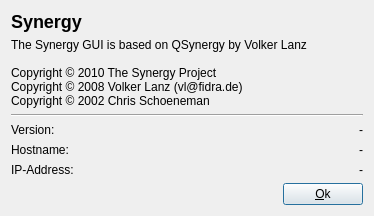
The window that trunk/gui/res/AboutDialogBase.ui (svn2github/synergy-plus) describes before a commit, drawn with Qt 5.
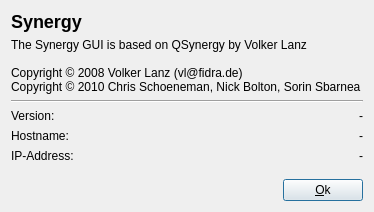
The same window after the commit.

```diff
--- a/trunk/gui/res/AboutDialogBase.ui
+++ b/trunk/gui/res/AboutDialogBase.ui
@@ -50,9 +50,8 @@
      <property name="text">
       <string>The Synergy GUI is based on QSynergy by Volker Lanz
 
-Copyright © 2010 The Synergy Project
 Copyright © 2008 Volker Lanz (vl@fidra.de)
-Copyright © 2002 Chris Schoeneman</string>
+Copyright © 2010 Chris Schoeneman, Nick Bolton, Sorin Sbarnea</string>
      </property>
      <property name="wordWrap">
       <bool>true</bool>
```
